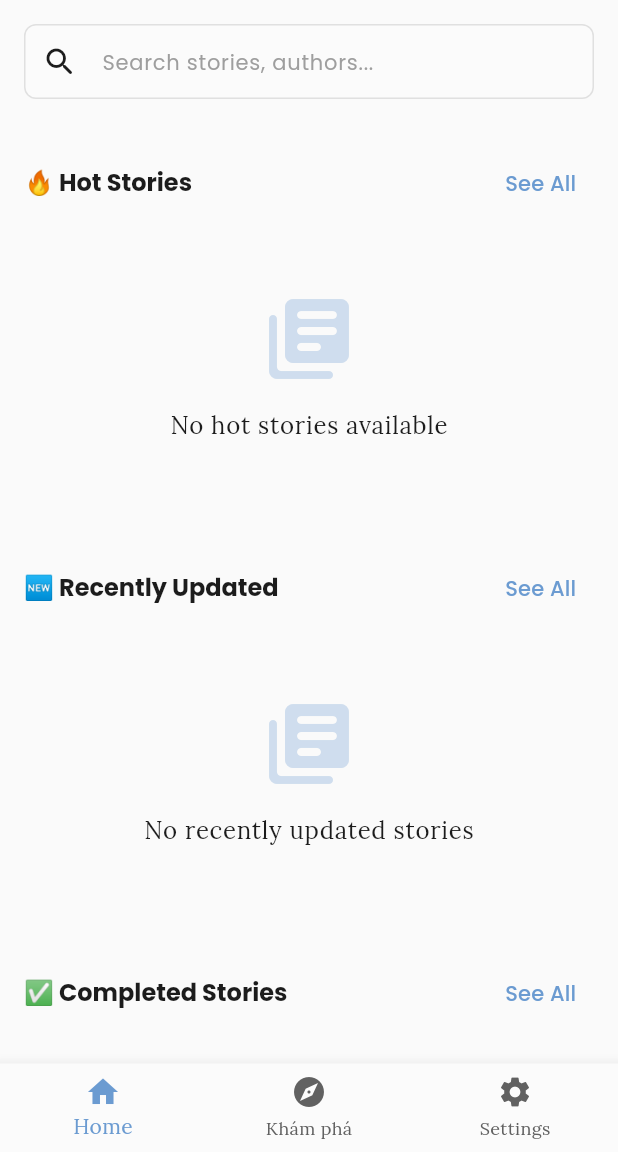
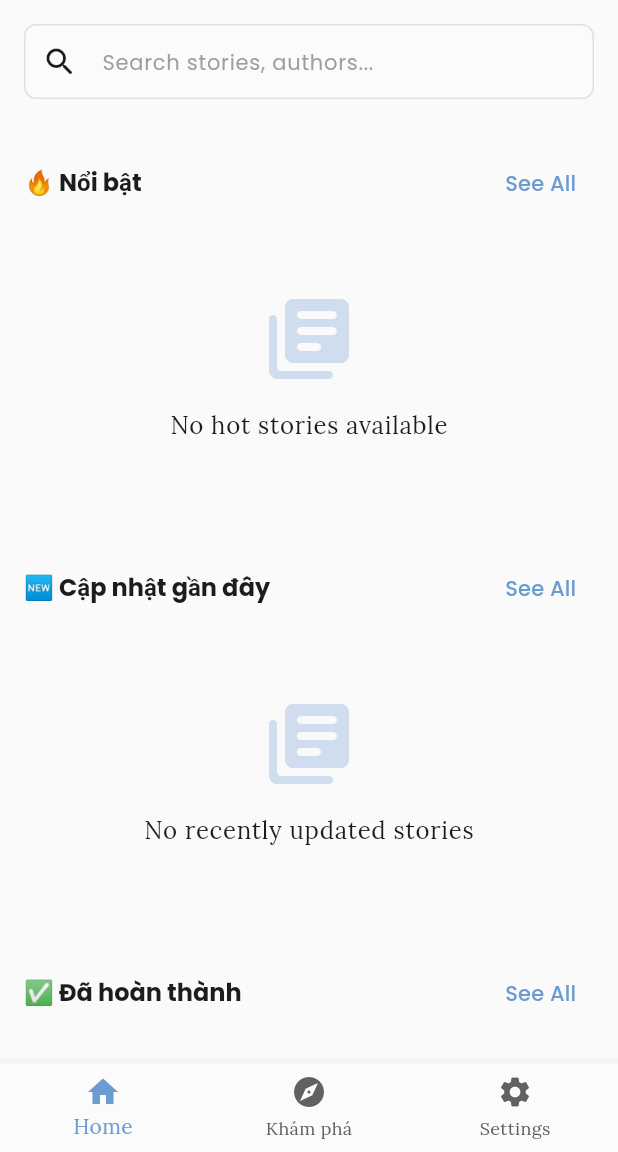
Before and after one commit to harryitc/reading-book, a Flutter app: the screen it shows after launch, on a phone screen of 412 x 824 dp, the part 84-1236 px from its top. Run offline on Flutter 3.47's test engine with Material 3 defaults, Android fonts, the phone set to English and light mode, and no system bars; our stand-ins replace firebase_core, firebase_messaging, flutter_riverpod, flutter_secure_storage, go_router, google_fonts and 1 more; accounts and stored records are empty; generated files the repository leaves out were written again; network calls fail.

Commit message:
change text

```diff
--- a/lib/features/home/presentation/screens/home_screen.dart
+++ b/lib/features/home/presentation/screens/home_screen.dart
@@ -47,7 +47,7 @@ class _HomeScreenState extends ConsumerState<HomeScreen> {
 
             // Hot Stories Section
             SliverToBoxAdapter(
-              child: _buildSectionHeader(context, '🔥 Hot Stories'),
+              child: _buildSectionHeader(context, '🔥 Nổi bật'),
             ),
             hotStories.when(
               data: (stories) {
@@ -108,7 +108,7 @@ class _HomeScreenState extends ConsumerState<HomeScreen> {
 
             // Recently Updated Section
             SliverToBoxAdapter(
-              child: _buildSectionHeader(context, '🆕 Recently Updated'),
+              child: _buildSectionHeader(context, '🆕 Cập nhật gần đây'),
             ),
             recentlyUpdated.when(
               data: (stories) {
@@ -170,7 +170,7 @@ class _HomeScreenState extends ConsumerState<HomeScreen> {
 
             // Completed Stories Section
             SliverToBoxAdapter(
-              child: _buildSectionHeader(context, '✅ Completed Stories'),
+              child: _buildSectionHeader(context, '✅ Đã hoàn thành'),
             ),
             completedStories.when(
               data: (stories) {
```
